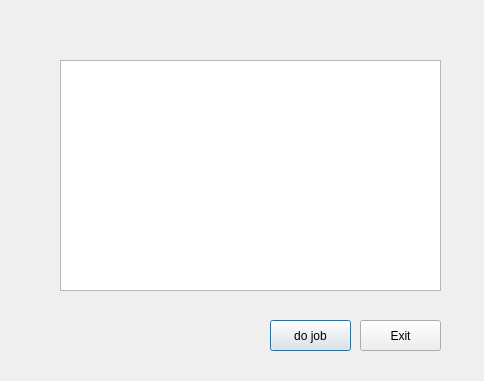
Qt form uis/facks.ui (andrei219/euromedia) before a commit.
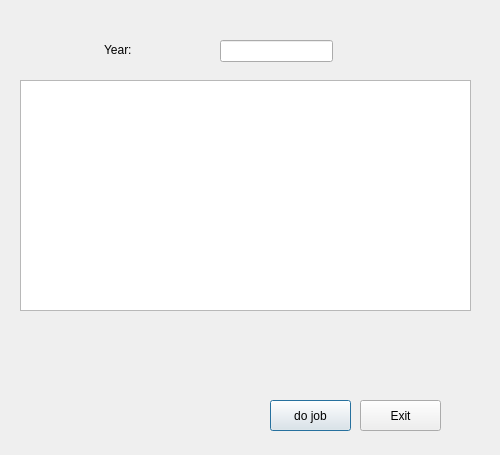
The same form after that commit.

Commit message: Add year field to fucks

Patch:
```diff
--- a/uis/facks.ui
+++ b/uis/facks.ui
@@ -6,8 +6,8 @@
    <rect>
     <x>0</x>
     <y>0</y>
-    <width>484</width>
-    <height>381</height>
+    <width>500</width>
+    <height>455</height>
    </rect>
   </property>
   <property name="windowTitle">
@@ -16,9 +16,9 @@
   <widget class="QTableView" name="view">
    <property name="geometry">
     <rect>
-     <x>60</x>
-     <y>60</y>
-     <width>381</width>
+     <x>20</x>
+     <y>80</y>
+     <width>451</width>
      <height>231</height>
     </rect>
    </property>
@@ -33,7 +33,7 @@
    <property name="geometry">
     <rect>
      <x>270</x>
-     <y>320</y>
+     <y>400</y>
      <width>81</width>
      <height>31</height>
     </rect>
@@ -46,7 +46,7 @@
    <property name="geometry">
     <rect>
      <x>360</x>
-     <y>320</y>
+     <y>400</y>
      <width>81</width>
      <height>31</height>
     </rect>
@@ -55,6 +55,29 @@
     <string>Exit</string>
    </property>
   </widget>
+  <widget class="QLineEdit" name="year">
+   <property name="geometry">
+    <rect>
+     <x>220</x>
+     <y>40</y>
+     <width>113</width>
+     <height>22</height>
+    </rect>
+   </property>
+  </widget>
+  <widget class="QLabel" name="label">
+   <property name="geometry">
+    <rect>
+     <x>104</x>
+     <y>40</y>
+     <width>91</width>
+     <height>20</height>
+    </rect>
+   </property>
+   <property name="text">
+    <string>Year:</string>
+   </property>
+  </widget>
  </widget>
  <resources/>
  <connections>
```
The commit also changes 6 other files.
